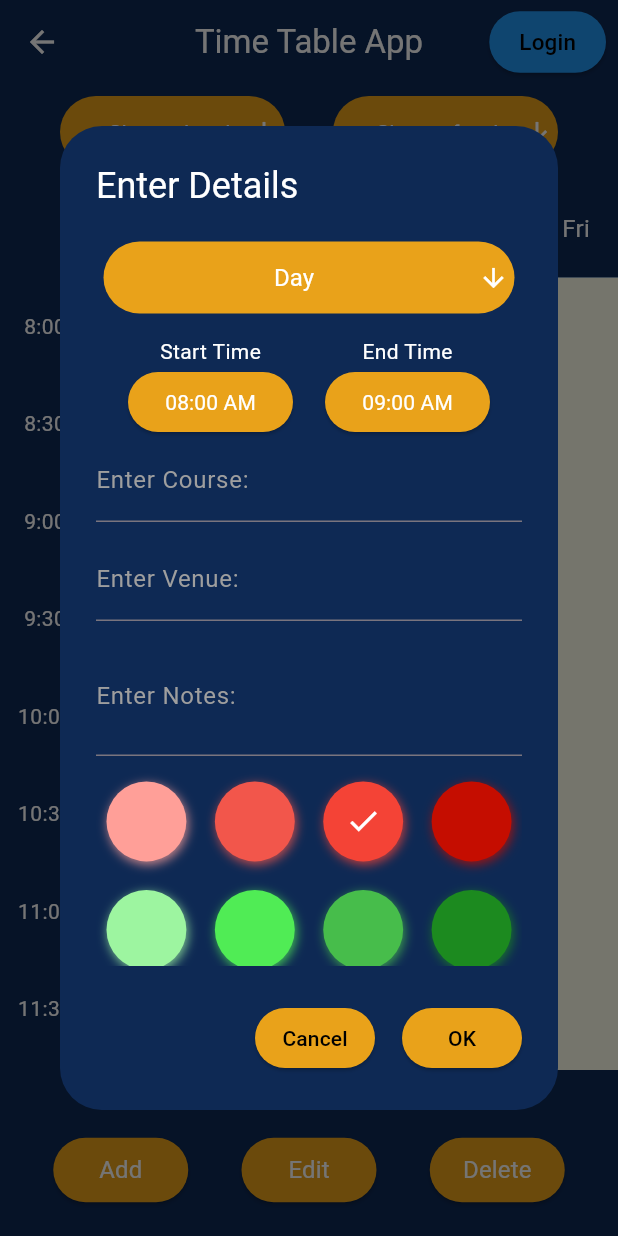
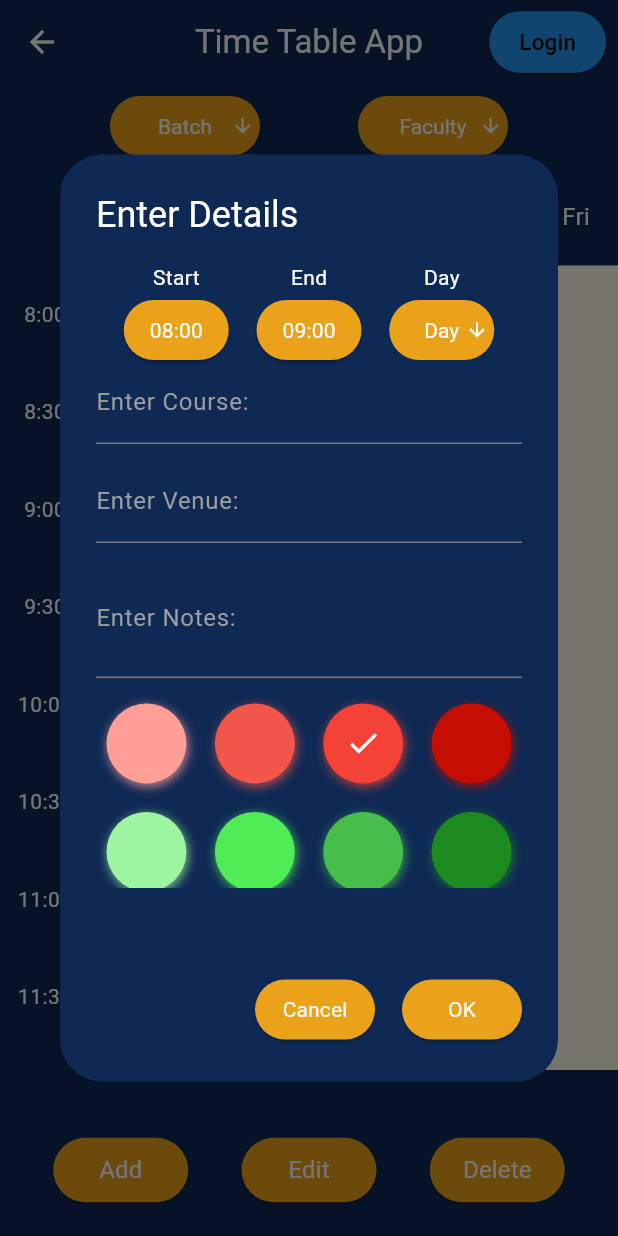
Before and after one commit to mujtabafromthedarkside/Time-Table-App, a Flutter app: the screen it shows after launch, after a tap on "dekhte hain", after a tap on "Add", on a phone screen of 412 x 824 dp. Run offline on Flutter 3.47's test engine with Material 3 defaults, Android fonts, the phone set to English and light mode, and no system bars; drawn by our look-alikes of flutter_colorpicker.

Commit message:
UI improvements
- start, end, day together
- edit dialog shows error prompts if wrong inputs
- some form of organization, class can be passed by reference
- small Bug fixes:
  > add used to be clickable after edit or delete
  > edit used to update database even if clash existed in new time range

```diff
--- a/lib/config/strings.dart
+++ b/lib/config/strings.dart
@@ -4,9 +4,10 @@ import 'package:flutter/material.dart';
 String TimeAxisStartTimeString = "08:00";
 String TimeAxisEndTimeString = "17:30";
 
-String defaultBatchText = "Choose batch";
-String defaultFacultyText = "Choose faculty";
+String defaultBatchText = "Batch";
+String defaultFacultyText = "Faculty";
 
+String editDialogWarningPrompt = "";
 String ButtonPrompt = "";
 String defaultButtonPrompt = "";
 String editButtonPrompt = "Click a slot to EDIT";
@@ -39,8 +40,10 @@ Color EditDialogTextColor = Colors.white;
 
 // DIMENSIONS
 double ButtonsWidth = 90;
-double DropdownsBFWidth = 150;
-double TimeButtonsWidth = 110;
+double DropdownsBFWidth = 100;
+double DropdownsBFHeight = 40;
+double customTimeButtonWIDTH = 70;
+double customTimeButtonHEIGHT = 40;
 
 double TimeAxisUnitLength = 65;
 double DayAxisUnitLength = 72;
--- a/lib/screens/timetable/TimeTablePageNew.dart
+++ b/lib/screens/timetable/TimeTablePageNew.dart
@@ -15,6 +15,17 @@ import 'package:timetable/screens/timetable/utils.dart';
 
 int TimeAxisStartTime = convertTimeToInteger(TimeAxisStartTimeString);
 int TimeAxisEndTime = convertTimeToInteger(TimeAxisEndTimeString);
+
+class specificTimeString {
+  late String time;
+
+  specificTimeString(this.time);
+
+  TimeOfDay toTimeOfDay() {
+    String time = convertTimeTo24Hours(this.time);
+    return TimeOfDay(hour: int.parse(time.split(":")[0]), minute: int.parse(time.split(":")[1].split(" ")[0]));
+  }
+}
 
 class TimeTablePage extends StatefulWidget {
   const TimeTablePage({super.key});
@@ -49,8 +60,8 @@ class _TimeTablePageState extends State<TimeTablePage> {
   bool isLoading = false;
 
   // ADD/EDIT DIALOG BOX VALUES
-  late String selectedStartTimeInDialogBox;
-  late String selectedEndTimeInDialogBox;
+  late specificTimeString selectedStartTimeInDialogBox = specificTimeString("08:00 AM");
+  late specificTimeString selectedEndTimeInDialogBox = specificTimeString("09:00 AM");
   late String selectedDay;
   late String enteredCourse;
   late String enteredVenue;
@@ -177,13 +188,14 @@ class _TimeTablePageState extends State<TimeTablePage> {
   }
 
   void ResetDialogBoxValues() {
-    selectedStartTimeInDialogBox = "08:00 AM";
-    selectedEndTimeInDialogBox = "09:00 AM";
+    selectedStartTimeInDialogBox.time = "08:00 AM";
+    selectedEndTimeInDialogBox.time = "09:00 AM";
     selectedDay = "Day";
     enteredCourse = "";
     enteredVenue = "";
     enteredNotes = "";
     selectedColor = SlotColor; // Initial color
+    editDialogWarningPrompt = "";
   }
 
   Future<void> showViewDialog(BuildContext context, int containerNumber) async {
@@ -237,33 +249,6 @@ class _TimeTablePageState extends State<TimeTablePage> {
         });
   }
 
-  Future<TimeOfDay?> showCustomTimePicker(BuildContext context){
-    return showTimePicker(
-      context: context,
-      initialTime: TimeOfDay.now(),
-      builder: (BuildContext context, Widget? child) {
-        return Theme(
-          data: ThemeData.dark().copyWith(
-            colorScheme: ColorScheme.dark(
-              error: LandingPageDarkBlue,
-              // background: LandingPageDarkBlue,
-              //     onBackground: EditDialogTextColor,
-              surface: LandingPageDarkBlue,
-              //     onSurface: EditDialogTextColor,
-              primary: LandingPageBrightYellow,
-              //     onPrimary: Colors.black,
-              secondary: LandingPageBrightYellow,
-              //     onSecondary: Colors.black,
-              // tertiary: LandingPageBrightYellow,
-            ),
-            buttonTheme: ButtonThemeData(textTheme: ButtonTextTheme.primary, buttonColor: LandingPageBrightYellow),
-          ),
-          child: child!,
-        );
-      },
-    );
-  }
-
   Future<void> showEditDialog(BuildContext context, int containerNumber) async {
     TextEditingController textControllerCourse = TextEditingController();
     textControllerCourse.text = enteredCourse;
@@ -288,6 +273,72 @@ class _TimeTablePageState extends State<TimeTablePage> {
       showEditDialog(context, containerNumber);
     }
 
+    Future<TimeOfDay?> showCustomTimePicker(BuildContext context, TimeOfDay initialTime) {
+      return showTimePicker(
+        context: context,
+        // initialTime: TimeOfDay.now(),
+        initialTime: initialTime,
+        builder: (BuildContext context, Widget? child) {
+          return Theme(
+            data: ThemeData.dark().copyWith(
+              colorScheme: ColorScheme.dark(
+                error: LandingPageDarkBlue,
+                // background: LandingPageDarkBlue,
+                //     onBackground: EditDialogTextColor,
+                surface: LandingPageDarkBlue,
+                //     onSurface: EditDialogTextColor,
+                primary: LandingPageBrightYellow,
+                //     onPrimary: Colors.black,
+                secondary: LandingPageBrightYellow,
+                //     onSecondary: Colors.black,
+                // tertiary: LandingPageBrightYellow,
+              ),
+              buttonTheme: ButtonThemeData(textTheme: ButtonTextTheme.primary, buttonColor: LandingPageBrightYellow),
+            ),
+            child: child!,
+          );
+        },
+      );
+    }
+
+    Column customTimeButton(BuildContext context, String heading, specificTimeString selectedTimeInDialogBox) {
+      return Column(
+        children: [
+          Text(heading, style: TextStyle(fontWeight: FontWeight.normal)),
+          Container(
+            width: customTimeButtonWIDTH,
+            height: customTimeButtonHEIGHT,
+            margin: EdgeInsets.fromLTRB(0, 5, 0, 0),
+            child: ElevatedButton(
+              child: Text(convertTimeTo24Hours(selectedTimeInDialogBox.time), style: TextStyle(fontSize: 14, fontWeight: FontWeight.normal)),
+              style: ElevatedButton.styleFrom(
+                  shape: RoundedRectangleBorder(
+                    borderRadius: BorderRadius.circular(20.0), // Adjust the value to control the roundness
+                    // You can also specify other border properties here such as side: BorderSide(color: Colors.red)
+                  ),
+                  backgroundColor: EditDialogButtonsColor,
+                  foregroundColor: EditDialogTextColor,
+                  padding: EdgeInsets.fromLTRB(5, 0, 5, 0)),
+              onPressed: () async {
+                // Show the time picker dialog
+                final TimeOfDay? selectedTime = await showCustomTimePicker(context, selectedTimeInDialogBox.toTimeOfDay());
+
+                // Do something with the selected time
+                if (selectedTime != null) {
+                  print("setState called");
+                  // setState(() {
+                  selectedTimeInDialogBox.time = selectedTime.format(context);
+                  // });
+                }
+
+                UpdateValuesAndReopen();
+              },
+            ),
+          ),
+        ],
+      );
+    }
+
     return showDialog(
       context: context,
       builder: (context) {
@@ -303,17 +354,26 @@ class _TimeTablePageState extends State<TimeTablePage> {
                 crossAxisAlignment: CrossAxisAlignment.stretch,
                 // mainAxisSize: MainAxisSize.min,
                 children: [
-                  Padding(
-                    padding: const EdgeInsets.fromLTRB(5, 5, 5, 15),
-                    child: Container(
-                      width: 150,
+                  Row(
+                    mainAxisAlignment: MainAxisAlignment.spaceEvenly,
+                    children: [
+                      customTimeButton(context, "Start", selectedStartTimeInDialogBox),
+                      customTimeButton(context, "End", selectedEndTimeInDialogBox),
+                      Column(
+                        children: [
+                          Text("Day", style: TextStyle(fontWeight: FontWeight.normal)),
+                          Container(
+                            width: customTimeButtonWIDTH,
+                            height: customTimeButtonHEIGHT,
+                            margin: EdgeInsets.fromLTRB(0, 5, 0, 0),
                             decoration: BoxDecoration(
                               color: DropdownsBFColor, // Set the background color
-                        borderRadius: BorderRadius.circular(30), // Optional: Set border radius
+                              // borderRadius: BorderRadius.circular(30), // Optional: Set border radius
+                              borderRadius: BorderRadius.circular(20.0), // Optional: Set border radius
                             ),
                             child: Center(
                               child: Padding(
-                          padding: const EdgeInsets.symmetric(horizontal: 4.0),
+                                padding: const EdgeInsets.fromLTRB(19, 0, 4, 0),
                                 child: DropdownButtonHideUnderline(
                                   child: DropdownButton<String>(
                                     isExpanded: true,
@@ -340,77 +400,17 @@ class _TimeTablePageState extends State<TimeTablePage> {
                                     }),
                                     value: selectedDay,
                                     icon: Icon(Icons.arrow_downward, color: EditDialogTextColor), // Custom icon
-                              iconSize: 20, // Set icon size
+                                    iconSize: 15, // Set icon size
                                     elevation: 0, // Dropdown menu elevation
                                     style: TextStyle(
                                       color: EditDialogTextColor,
-                                fontSize: 16,
+                                      fontSize: 14,
                                       fontFamily: 'Roboto',
                                     ),
                                     dropdownColor: DropdownsBFColor,
                                   ),
                                 ),
                               ),
-                      ),
-                    ),
-                  ),
-                  Row(
-                    mainAxisAlignment: MainAxisAlignment.spaceEvenly,
-                    children: [
-                      Column(
-                        children: [
-                          Text("Start Time", style: TextStyle(fontWeight: FontWeight.normal)),
-                          Container(
-                            width: TimeButtonsWidth,
-                            child: ElevatedButton(
-                              child: Text(selectedStartTimeInDialogBox, style: TextStyle(fontWeight: FontWeight.normal)),
-                              style: ElevatedButton.styleFrom(
-                                backgroundColor: EditDialogButtonsColor,
-                                foregroundColor: EditDialogTextColor,
-                              ),
-                              onPressed: () async {
-                                // Show the time picker dialog
-                                final TimeOfDay? selectedTime = await showCustomTimePicker(context);
-
-                                // Do something with the selected time
-                                if (selectedTime != null) {
-                                  print("setState called");
-                                  // setState(() {
-                                  selectedStartTimeInDialogBox = selectedTime.format(context);
-                                  // });
-                                }
-
-                                UpdateValuesAndReopen();
-                              },
-                            ),
-                          ),
-                        ],
-                      ),
-                      Column(
-                        children: [
-                          Text("End Time", style: TextStyle(fontWeight: FontWeight.normal)),
-                          Container(
-                            width: TimeButtonsWidth,
-                            child: ElevatedButton(
-                              child: Text(selectedEndTimeInDialogBox, style: TextStyle(fontWeight: FontWeight.normal)),
-                              style: ElevatedButton.styleFrom(
-                                backgroundColor: EditDialogButtonsColor,
-                                foregroundColor: EditDialogTextColor,
-                              ),
-                              onPressed: () async {
-                                // Show the time picker dialog
-                                final TimeOfDay? selectedTime = await showCustomTimePicker(context);
-
-                                // Do something with the selected time
-                                if (selectedTime != null) {
-                                  print("setState called");
-                                  // setState(() {
-                                  selectedEndTimeInDialogBox = selectedTime.format(context);
-                                  // });
-                                }
-
-                                UpdateValuesAndReopen();
-                              },
                             ),
                           ),
                         ],
@@ -480,6 +480,15 @@ class _TimeTablePageState extends State<TimeTablePage> {
                       ),
                     ),
                   ),
+                  Container(
+                    margin: EdgeInsets.fromLTRB(0, 10, 0, 0),
+                    child: Center(
+                        child: Text(
+                      editDialogWarningPrompt,
+                      textAlign: TextAlign.center,
+                      style: TextStyle(color: SlotColor, fontSize: 16, fontWeight: FontWeight.normal),
+                    )),
+                  ),
                 ],
               ),
             ),
@@ -493,11 +502,12 @@ class _TimeTablePageState extends State<TimeTablePage> {
                   backgroundColor: EditDialogButtonsColor,
                   padding: EdgeInsets.all(0),
                 ),
-                child: Text('Cancel', style: TextStyle(color: GridTextColor)),
+                child: Text('Cancel', style: TextStyle(color: EditDialogTextColor, fontWeight: FontWeight.normal)),
                 onPressed: () {
                   // UI choice. Do we always want to restore previous values on cancel? Or only when we manually entered them?
                   // if(!editingON)
                   UpdateValues();
+                  editDialogWarningPrompt = "";
 
                   // close the dialog
                   Navigator.of(context).pop();
@@ -513,18 +523,33 @@ class _TimeTablePageState extends State<TimeTablePage> {
                   backgroundColor: EditDialogButtonsColor,
                   padding: EdgeInsets.all(0),
                 ),
-                child: Text('OK', style: TextStyle(color: GridTextColor)),
+                child: Text('OK', style: TextStyle(color: EditDialogTextColor, fontWeight: FontWeight.normal)),
                 onPressed: () {
                   // NOTE: Show WARNINGS HERE
-                  if (selectedDay == "Day") return;
+                  if (selectedDay == "Day") {
+                    print("Day not selected!!");
+                    editDialogWarningPrompt = "Please select a day to proceed!";
+                    UpdateValuesAndReopen();
+                    return;
+                  }
 
-                  int selectedStartTime = convertTimeToInteger(convertTimeTo24Hours(selectedStartTimeInDialogBox));
-                  int selectedEndTime = convertTimeToInteger(convertTimeTo24Hours(selectedEndTimeInDialogBox));
-                  if (selectedStartTime >= selectedEndTime) return;
+                  int selectedStartTime = convertTimeToInteger(convertTimeTo24Hours(selectedStartTimeInDialogBox.time));
+                  int selectedEndTime = convertTimeToInteger(convertTimeTo24Hours(selectedEndTimeInDialogBox.time));
+                  if (selectedStartTime >= selectedEndTime) {
+                    print("Start time must be before end time!");
+                    editDialogWarningPrompt = "Start time must be before end time!";
+                    UpdateValuesAndReopen();
+                    return;
+                  }
 
                   // Make sure the time is between 8:00 AM and 5:30 PM
                   // NOTE: Make constants her
-                  if (selectedStartTime < 480 || selectedEndTime > 1050) return;
+                  if (selectedStartTime < 480 || selectedEndTime > 1050) {
+                    print("Time must be between 8:00 AM and 5:30 PM!");
+                    editDialogWarningPrompt = "Time must be between 8:00 AM and 5:30 PM!";
+                    UpdateValuesAndReopen();
+                    return;
+                  }
 
                   // Handle the input and close the dialog
                   TimetableSlot newSlot = TimetableSlot.Empty();
@@ -554,12 +579,19 @@ class _TimeTablePageState extends State<TimeTablePage> {
                     deleteTimetableSlot(containerNumber);
                   }
 
+                  // NOTE: Check on fe only
                   if (insertTimetableSlot(newSlot) == false) {
                     print("CLASH: ${newSlot.course} on ${newSlot.dayString} has clash btw ${newSlot.startTime} and ${newSlot.endTime}.");
 
-                    if (editingON)
+                    if (editingON) {
                       insertTimetableSlot(oldSlot);
-                    else
+                      setState(() {
+                        updateContainersToPrint();
+                      });
+                    }
+
+                    editDialogWarningPrompt = "Clash with another slot detected!";
+                    UpdateValuesAndReopen();
                     return;
                   } // WILL NOT RETURN IF editingON because it needs to update Containers below.
 
@@ -666,6 +698,7 @@ class _TimeTablePageState extends State<TimeTablePage> {
                 children: [
                   // Batch Dropdown
                   Container(
+                    height: DropdownsBFHeight,
                     width: DropdownsBFWidth,
                     decoration: BoxDecoration(
                       color: LandingPageBrightYellow, // Set the background color
@@ -677,7 +710,7 @@ class _TimeTablePageState extends State<TimeTablePage> {
                     child: Center(
                       child: Padding(
                         // padding: const EdgeInsets.symmetric(horizontal: 4.0),
-                        padding: EdgeInsets.fromLTRB(24, 0, 4, 0),
+                        padding: EdgeInsets.fromLTRB(19, 0, 4, 0),
                         child: Theme(
                           data: Theme.of(context).copyWith(canvasColor: Colors.green[300]),
                           child: DropdownButtonHideUnderline(
@@ -729,7 +762,7 @@ class _TimeTablePageState extends State<TimeTablePage> {
                               // hint: const Text(defaultBatchText),
 
                               icon: Icon(Icons.arrow_downward, color: DropdownsTextColor), // Custom icon
-                              iconSize: 20, // Set icon size
+                              iconSize: 15, // Set icon size
                               elevation: 0, // Dropdown menu elevation
                               style: TextStyle(
                                 color: DropdownsTextColor,
@@ -747,6 +780,7 @@ class _TimeTablePageState extends State<TimeTablePage> {
 
                   // Faculty Dropdown
                   Container(
+                    height: DropdownsBFHeight,
                     width: DropdownsBFWidth,
                     decoration: BoxDecoration(
                       color: LandingPageBrightYellow, // Set the background color
@@ -754,7 +788,7 @@ class _TimeTablePageState extends State<TimeTablePage> {
                     ),
                     child: Center(
                       child: Padding(
-                        padding: EdgeInsets.fromLTRB(24, 0, 4, 0),
+                        padding: EdgeInsets.fromLTRB(19, 0, 4, 0),
                         child: DropdownButtonHideUnderline(
                           child: DropdownButton<String>(
                             isExpanded: true,
@@ -793,7 +827,7 @@ class _TimeTablePageState extends State<TimeTablePage> {
                             },
                             value: selectedFaculty,
                             icon: Icon(Icons.arrow_downward, color: DropdownsTextColor), // Custom icon
-                            iconSize: 20, // Set icon size
+                            iconSize: 15, // Set icon size
                             elevation: 0, // Dropdown menu elevation
                             style: TextStyle(
                               color: DropdownsTextColor,
@@ -919,8 +953,8 @@ class _TimeTablePageState extends State<TimeTablePage> {
                                                             });
                                                           } else if (editButtonPressed) {
                                                             selectedDay = ContainersToPrint[containerNumber].dayString;
-                                                            selectedStartTimeInDialogBox = convertTimeToAMPM(ContainersToPrint[containerNumber].startTimeString);
-                                                            selectedEndTimeInDialogBox = convertTimeToAMPM(ContainersToPrint[containerNumber].endTimeString);
+                                                            selectedStartTimeInDialogBox.time = convertTimeToAMPM(ContainersToPrint[containerNumber].startTimeString);
+                                                            selectedEndTimeInDialogBox.time = convertTimeToAMPM(ContainersToPrint[containerNumber].endTimeString);
                                                             enteredCourse = ContainersToPrint[containerNumber].course;
                                                             enteredVenue = ContainersToPrint[containerNumber].venue;
                                                             enteredNotes = ContainersToPrint[containerNumber].notes;
@@ -1031,17 +1065,12 @@ class _TimeTablePageState extends State<TimeTablePage> {
                       // ),
                     ),
                     onPressed: () async {
+                      if (deleteButtonPressed || editButtonPressed) return;
                       setState(() {
-                        if (deleteButtonPressed || editButtonPressed) {
-                        } else {
                         addButtonPressed = !addButtonPressed;
-                          if (addButtonPressed) {
-                            print("Add button unpressed");
-                            addButtonPressed = false;
-                          }
-                        }
                       });
                       showEditDialog(context, -1);
+                      addButtonPressed = false;
                     },
                     child: Text(
                       addButtonPressed ? "Cancel" : "Add",
```
Lines whose indentation alone changed are shown as unchanged.
